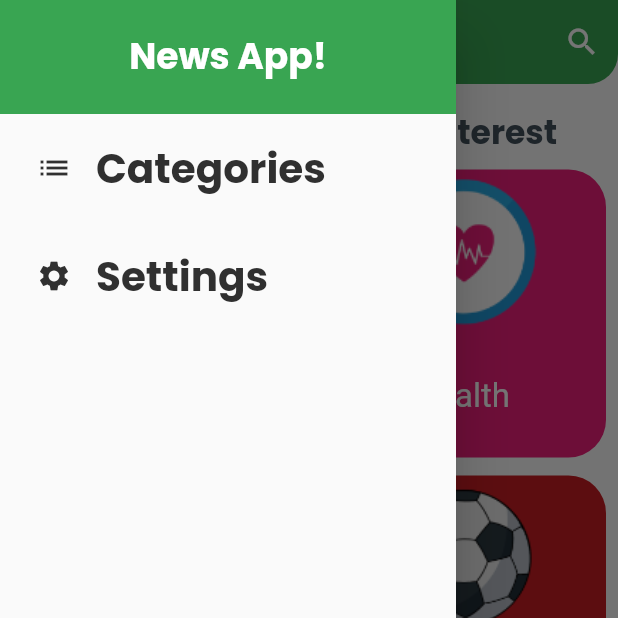
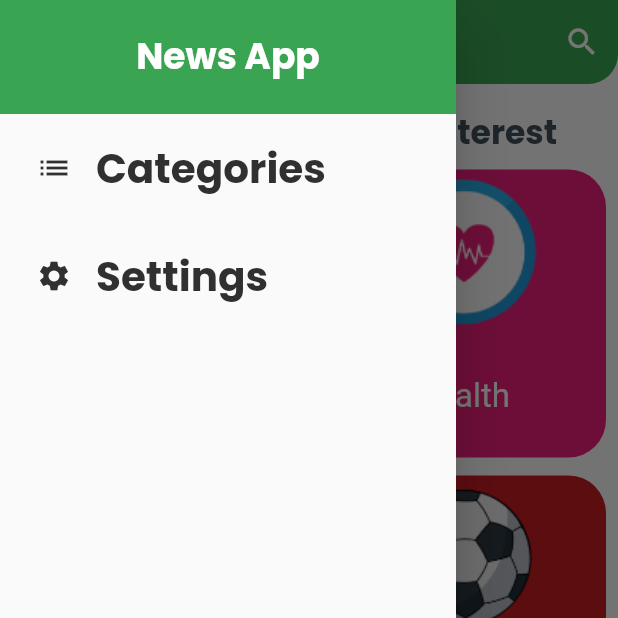
Before and after one commit to Ola-Ashraf2023/flutter_newsApp, a Flutter app: the screen it shows after launch, with the side drawer open, on a phone screen of 412 x 824 dp, the top half of it. Run offline on Flutter 3.47's test engine with Material 2 defaults, Android fonts, the phone set to English and light mode, and no system bars; our stand-ins replace cached_network_image, easy_localization, google_fonts; Roboto replaces fonts that are missing (Exo).

Commit message:
arabic news done though they dont exist

```diff
--- a/lib/models/category_model.dart
+++ b/lib/models/category_model.dart
@@ -1,5 +1,6 @@
 import 'dart:ui';
 
+import 'package:easy_localization/easy_localization.dart';
 import 'package:news/shared/styles/colors.dart';
 
 class CategoryModel{
@@ -10,13 +11,19 @@ class CategoryModel{
   CategoryModel(this.id,this.color,this.txt,this.imagePath);
 
   static List<CategoryModel> getCategories(){
-    return[
-      CategoryModel('business', MyColors.businessOrange, "Business", "assets/images/bussines.png"),
-      CategoryModel('health', MyColors.healthPink, "Health", "assets/images/health.png"),
-      CategoryModel('science', MyColors.scienceYellow, "Science", "assets/images/science.png"),
-      CategoryModel('sports', MyColors.sportsRed, "Sports", "assets/images/sports.png"),
-      CategoryModel('general', MyColors.environBlue, "General", "assets/images/environment.png"),
-      CategoryModel('entertainment', MyColors.politicsBlue, "Entertainment", "assets/images/Politics.png"),
+    return [
+      CategoryModel('business', MyColors.businessOrange, "Business".tr(),
+          "assets/images/bussines.png"),
+      CategoryModel('health', MyColors.healthPink, "Health".tr(),
+          "assets/images/health.png"),
+      CategoryModel('science', MyColors.scienceYellow, "Science".tr(),
+          "assets/images/science.png"),
+      CategoryModel('sports', MyColors.sportsRed, "Sports".tr(),
+          "assets/images/sports.png"),
+      CategoryModel('general', MyColors.environBlue, "General".tr(),
+          "assets/images/environment.png"),
+      CategoryModel('entertainment', MyColors.politicsBlue,
+          "Entertainment".tr(), "assets/images/Politics.png"),
     ];
   }
 }
--- a/lib/screens/drawer_screen.dart
+++ b/lib/screens/drawer_screen.dart
@@ -24,8 +24,15 @@ class _DrawerScreenState extends State<DrawerScreen> {
         children: [
           Container(color: MyColors.mainColor,child: Padding(
             padding: const EdgeInsets.all(20),
-            child: Text("News App!",textAlign:TextAlign.center,style: GoogleFonts.poppins(color: Colors.white,fontSize: 24,fontWeight: FontWeight.w700),),
-          ),),
+              child: Text(
+                "News App".tr(),
+                textAlign: TextAlign.center,
+                style: GoogleFonts.poppins(
+                    color: Colors.white,
+                    fontSize: 24,
+                    fontWeight: FontWeight.w700),
+              ),
+            ),),
           Padding(
             padding: const EdgeInsets.all(8.0),
             child: InkWell(
```
Also changed, not shown: assets/translations/ar.json (+7 -1 lines), assets/translations/en.json (+7 -1 lines), lib/screens/home_screen.dart (+7 -5 lines), lib/screens/news_card.dart (+36 -11 lines), lib/screens/tab_controller.dart (+24 -12 lines), lib/shared/network/remote/api_manager.dart (+27 -14 lines).
